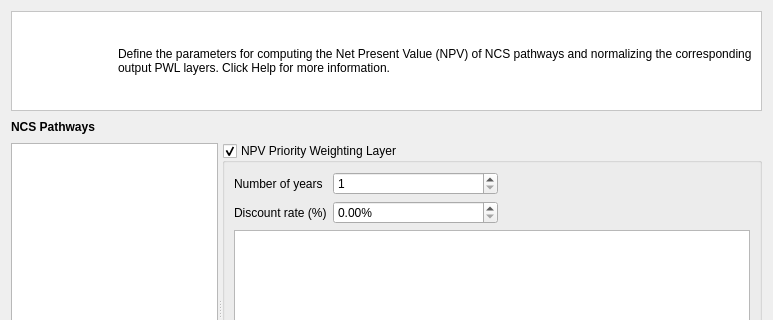
Above: src/cplus_plugin/ui/financial_pwl_dialog.ui from ConservationInternational/cplus-plugin before the change; both pictures show x 0 to 773 and y 0 to 320 of the 773 by 607 pixel window. Below: the same form after it.
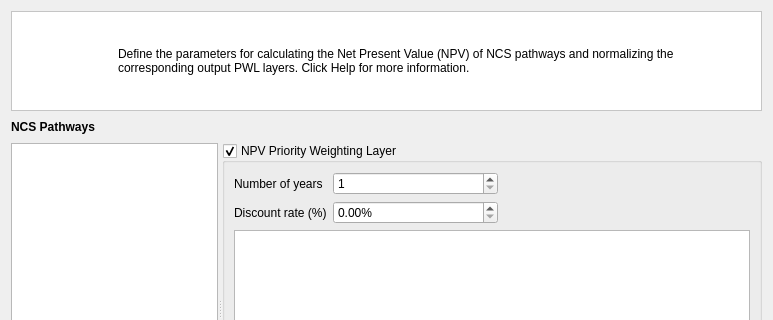
That is the form after the change. Custom widgets are drawn as their Qt base class.

Commit message: Update UIs for NPV calculation.

Patch:
```diff
--- a/src/cplus_plugin/ui/financial_pwl_dialog.ui
+++ b/src/cplus_plugin/ui/financial_pwl_dialog.ui
@@ -231,7 +231,7 @@
       <item>
        <widget class="QLabel" name="label_123">
         <property name="text">
-         <string>&lt;html&gt;&lt;head/&gt;&lt;body&gt;&lt;p&gt;Define the parameters for computing the Net Present Value (NPV) of NCS pathways and normalizing the corresponding output PWL layers. Click Help for more information.&lt;/p&gt;&lt;/body&gt;&lt;/html&gt;</string>
+         <string>&lt;html&gt;&lt;head/&gt;&lt;body&gt;&lt;p&gt;Define the parameters for calculating the Net Present Value (NPV) of NCS pathways and normalizing the corresponding output PWL layers. Click Help for more information.&lt;/p&gt;&lt;/body&gt;&lt;/html&gt;</string>
         </property>
         <property name="wordWrap">
          <bool>true</bool>
```
The commit also changes 3 other files.
